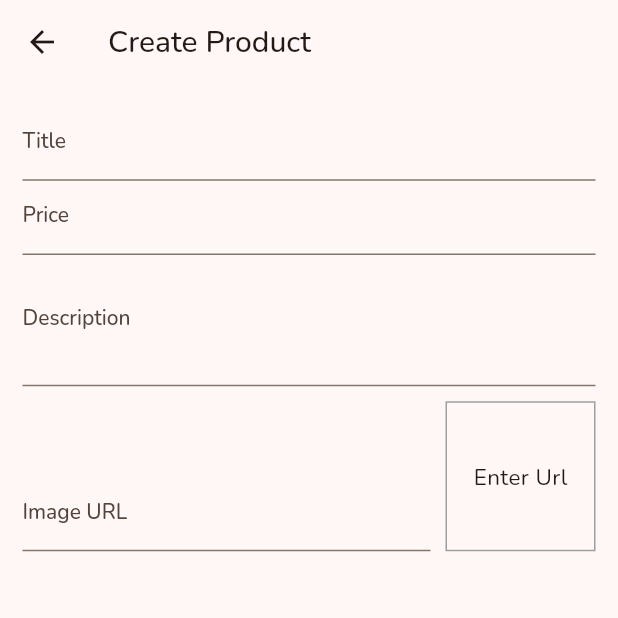
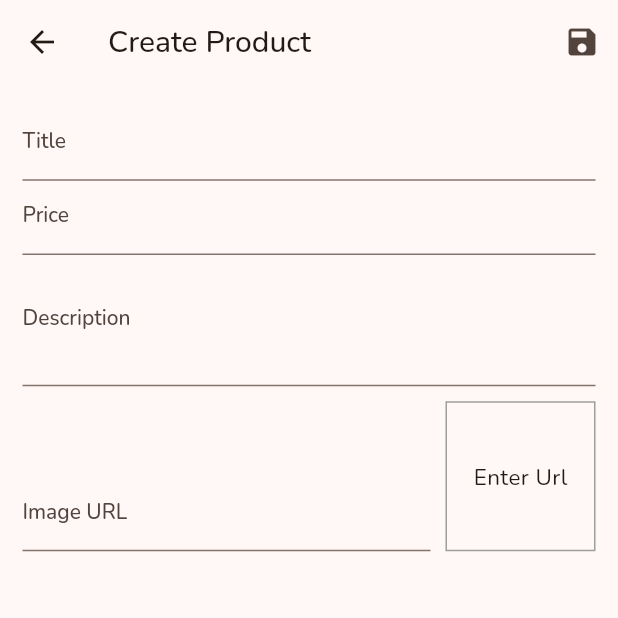
Before and after one commit to darcanj0/marketplace, a Flutter app: the ProductFormPage screen opened by its route, on a phone screen of 412 x 824 dp, the top half of it. Run offline on Flutter 3.47's test engine with Material 2 defaults, Android fonts, the phone set to English and light mode, and no system bars; our stand-ins replace badges, google_fonts; network calls fail.

Commit message:
feat: save product info and validate form

```diff
--- a/lib/components/lists/manage_product_list.dart
+++ b/lib/components/lists/manage_product_list.dart
@@ -17,7 +17,7 @@ class ManageProductList extends StatelessWidget {
       itemBuilder: (ctx, index) => Column(
         children: [
           ManageProductCard(product: productList.products[index]),
-          Divider()
+          const Divider()
         ],
       ),
       itemCount: productList.products.length,
--- /dev/null
+++ b/lib/helpers/string_validation.dart
@@ -0,0 +1,92 @@
+abstract class StringValidation {
+  const StringValidation();
+
+  String? validate(String? value);
+}
+
+class StringValidationComposite extends StringValidation {
+  final List<StringValidation> validations;
+
+  const StringValidationComposite({required this.validations});
+
+  @override
+  String? validate(String? value) {
+    String? result;
+    for (int i = 0; i < validations.length; i++) {
+      final validationResult = validations[i].validate(value);
+      if (validationResult == null) continue;
+      if (validationResult.isNotEmpty) {
+        result = validationResult;
+        break;
+      }
+    }
+    return result;
+  }
+}
+
+class IsEmptyStringValidation extends StringValidation {
+  const IsEmptyStringValidation();
+
+  @override
+  String? validate(String? value) {
+    value = value ?? '';
+    if (value.trim().isEmpty) {
+      return 'Field must not be empty';
+    }
+    return null;
+  }
+}
+
+class IsTooShortString extends StringValidation {
+  final int size;
+  const IsTooShortString({required this.size});
+
+  @override
+  String? validate(String? value) {
+    value = value ?? '';
+    if (value.length < size) {
+      return 'Should be at least $size characters long (${value.length})';
+    }
+    return null;
+  }
+}
+
+class IsTooLongString extends StringValidation {
+  final int size;
+  const IsTooLongString({required this.size});
+
+  @override
+  String? validate(String? value) {
+    value = value ?? '';
+    if (value.length > size) {
+      return 'Should be less than $size characters long (${value.length})';
+    }
+    return null;
+  }
+}
+
+class IsImageUrlString extends StringValidation {
+  @override
+  String? validate(String? value) {
+    value = value ?? '';
+    bool isValidUrl = Uri.tryParse(value)?.hasAbsolutePath ?? false;
+
+    String toLower = value.toLowerCase();
+    bool isValidFormat = toLower.endsWith('.png') ||
+        toLower.endsWith('.jpg') ||
+        toLower.endsWith('.jpeg');
+
+    if (isValidUrl && isValidFormat) return null;
+    return 'Invalid Image Url';
+  }
+}
+
+class IsValidPriceString extends StringValidation {
+  @override
+  String? validate(String? value) {
+    value = value ?? '-1';
+    final price = double.tryParse(value) ?? -1;
+    if (price <= 0) return 'Provide a valid price';
+    return null;
+  }
+}
--- a/lib/main.dart
+++ b/lib/main.dart
@@ -4,7 +4,7 @@ import 'package:clothing/pages/cart_page.dart';
 import 'package:clothing/pages/manage_products_page.dart';
 import 'package:clothing/pages/orders_page.dart';
 import 'package:clothing/pages/product_details_page.dart';
-import 'package:clothing/pages/product_form.dart';
+import 'package:clothing/pages/product_form_page.dart';
 import 'package:clothing/pages/home_page.dart';
 import 'package:clothing/providers/products_provider.dart';
 import 'package:clothing/routes/app_routes.dart';
--- a/lib/pages/product_form.dart
+++ /dev/null
@@ -1,104 +0,0 @@
-import 'package:flutter/material.dart';
-
-class ProductFormPage extends StatefulWidget {
-  const ProductFormPage({super.key});
-
-  @override
-  State<ProductFormPage> createState() => _ProductFormPageState();
-}
-
-class _ProductFormPageState extends State<ProductFormPage> {
-  final FocusNode priceFocus = FocusNode();
-  final FocusNode descriptionFocus = FocusNode();
-  final FocusNode imageUrlFocus = FocusNode();
-  final TextEditingController imageUrlController = TextEditingController();
-
-  @override
-  void initState() {
-    imageUrlFocus.addListener(loadImage);
-    super.initState();
-  }
-
-  @override
-  void dispose() {
-    priceFocus.dispose();
-    descriptionFocus.dispose();
-    imageUrlController.removeListener(loadImage);
-    imageUrlController.dispose();
-    imageUrlFocus.dispose();
-    super.dispose();
-  }
-
-  void loadImage() => setState(() {});
-
-  @override
-  Widget build(BuildContext context) {
-    return Scaffold(
-      appBar: AppBar(
-        title: const Text('Create Product'),
-      ),
-      body: Padding(
-        padding: const EdgeInsets.symmetric(horizontal: 15, vertical: 15),
-        child: Form(
-            child: ListView(
-          children: [
-            TextFormField(
-              onFieldSubmitted: (value) {
-                priceFocus.requestFocus();
-              },
-              decoration: const InputDecoration(labelText: 'Title'),
-            ),
-            TextFormField(
-              focusNode: priceFocus,
-              onFieldSubmitted: (value) {
-                descriptionFocus.requestFocus();
-              },
-              keyboardType:
-                  const TextInputType.numberWithOptions(decimal: true),
-              decoration: const InputDecoration(labelText: 'Price'),
-            ),
-            TextFormField(
-              focusNode: descriptionFocus,
-              keyboardType: TextInputType.multiline,
-              maxLines: 3,
-              decoration: const InputDecoration(
-                labelText: 'Description',
-              ),
-              onFieldSubmitted: (value) {
-                imageUrlFocus.requestFocus();
-              },
-            ),
-            Row(
-              crossAxisAlignment: CrossAxisAlignment.end,
-              children: [
-                Expanded(
-                  child: TextFormField(
-                    onTapOutside: (_) => loadImage(),
-                    controller: imageUrlController,
-                    focusNode: imageUrlFocus,
-                    keyboardType: TextInputType.url,
-                    textInputAction: TextInputAction.done,
-                    decoration: const InputDecoration(
-                      labelText: 'Image URL',
-                    ),
-                  ),
-                ),
-                Container(
-                  height: 100,
-                  width: 100,
-                  margin: const EdgeInsets.only(top: 10, left: 10),
-                  decoration:
-                      BoxDecoration(border: Border.all(color: Colors.grey)),
-                  alignment: Alignment.center,
-                  child: imageUrlController.text.isEmpty
-                      ? const Text('Enter Url')
-                      : Image.network(imageUrlController.text),
-                )
-              ],
-            ),
-          ],
-        )),
-      ),
-    );
-  }
-}
--- /dev/null
+++ b/lib/pages/product_form_page.dart
@@ -0,0 +1,153 @@
+import 'dart:math';
+
+import 'package:clothing/helpers/string_validation.dart';
+import 'package:clothing/model/product.dart';
+import 'package:flutter/material.dart';
+
+class ProductFormPage extends StatefulWidget {
+  const ProductFormPage({super.key});
+
+  @override
+  State<ProductFormPage> createState() => _ProductFormPageState();
+}
+
+class _ProductFormPageState extends State<ProductFormPage> {
+  final FocusNode priceFocus = FocusNode();
+  final FocusNode descriptionFocus = FocusNode();
+  final FocusNode imageUrlFocus = FocusNode();
+  final TextEditingController imageUrlController = TextEditingController();
+
+  @override
+  void initState() {
+    imageUrlFocus.addListener(loadImage);
+    super.initState();
+  }
+
+  @override
+  void dispose() {
+    priceFocus.dispose();
+    descriptionFocus.dispose();
+    imageUrlController.removeListener(loadImage);
+    imageUrlController.dispose();
+    imageUrlFocus.dispose();
+    super.dispose();
+  }
+
+  void loadImage() => setState(() {});
+
+  final GlobalKey<FormState> formKey = GlobalKey<FormState>();
+  final Map<String, Object> formData = {};
+
+  @override
+  Widget build(BuildContext context) {
+    void submitForm() {
+      final FormState? formState = formKey.currentState;
+      if (formState!.validate()) {
+        formState.save();
+        final newProduct = Product(
+          id: Random().nextInt(1000000).toString(),
+          title: formData['title'] as String,
+          description: formData['description'] as String,
+          price: formData['price'] as double,
+          imageUrl: formData['imageUrl'] as String,
+        );
+      }
+    }
+
+    return Scaffold(
+      appBar: AppBar(
+        title: const Text('Create Product'),
+        actions: [
+          IconButton(onPressed: submitForm, icon: const Icon(Icons.save))
+        ],
+      ),
+      body: Padding(
+        padding: const EdgeInsets.symmetric(horizontal: 15, vertical: 15),
+        child: Form(
+            key: formKey,
+            child: ListView(
+              children: [
+                TextFormField(
+                  onFieldSubmitted: (value) {
+                    priceFocus.requestFocus();
+                  },
+                  decoration: const InputDecoration(labelText: 'Title'),
+                  validator: (value) => const StringValidationComposite(
+                      validations: [
+                        IsEmptyStringValidation(),
+                        IsTooShortString(size: 3),
+                        IsTooLongString(size: 50)
+                      ]).validate(value),
+                  onSaved: (newValue) => formData['title'] = newValue as String,
+                ),
+                TextFormField(
+                  focusNode: priceFocus,
+                  onFieldSubmitted: (value) {
+                    descriptionFocus.requestFocus();
+                  },
+                  keyboardType:
+                      const TextInputType.numberWithOptions(decimal: true),
+                  decoration: const InputDecoration(labelText: 'Price'),
+                  onSaved: (newValue) =>
+                      formData['price'] = double.parse(newValue ?? '0'),
+                  validator: (value) => StringValidationComposite(
+                      validations: [IsValidPriceString()]).validate(value),
+                ),
+                TextFormField(
+                  focusNode: descriptionFocus,
+                  keyboardType: TextInputType.multiline,
+                  maxLines: 3,
+                  decoration: const InputDecoration(
+                    labelText: 'Description',
+                  ),
+                  onFieldSubmitted: (_) {
+                    imageUrlFocus.requestFocus();
+                  },
+                  onSaved: (newValue) =>
+                      formData['description'] = newValue as String,
+                  validator: (value) =>
+                      const StringValidationComposite(validations: [
+                    IsEmptyStringValidation(),
+                    IsTooShortString(size: 10),
+                    IsTooLongString(size: 100)
+                  ]).validate(value),
+                ),
+                Row(
+                  crossAxisAlignment: CrossAxisAlignment.end,
+                  children: [
+                    Expanded(
+                      child: TextFormField(
+                        onTapOutside: (_) => loadImage(),
+                        onFieldSubmitted: (_) => submitForm(),
+                        onSaved: (newValue) =>
+                            formData['imageUrl'] = newValue as String,
+                        validator: (value) => StringValidationComposite(
+                            validations: [IsImageUrlString()]).validate(value),
+                        controller: imageUrlController,
+                        focusNode: imageUrlFocus,
+                        keyboardType: TextInputType.url,
+                        textInputAction: TextInputAction.done,
+                        decoration: const InputDecoration(
+                          labelText: 'Image URL',
+                        ),
+                      ),
+                    ),
+                    Container(
+                      height: 100,
+                      width: 100,
+                      margin: const EdgeInsets.only(top: 10, left: 10),
+                      decoration:
+                          BoxDecoration(border: Border.all(color: Colors.grey)),
+                      alignment: Alignment.center,
+                      child: imageUrlController.text.isEmpty
+                          ? const Text('Enter Url')
+                          : Image.network(imageUrlController.text),
+                    )
+                  ],
+                ),
+              ],
+            )),
+      ),
+    );
+  }
+}
```
